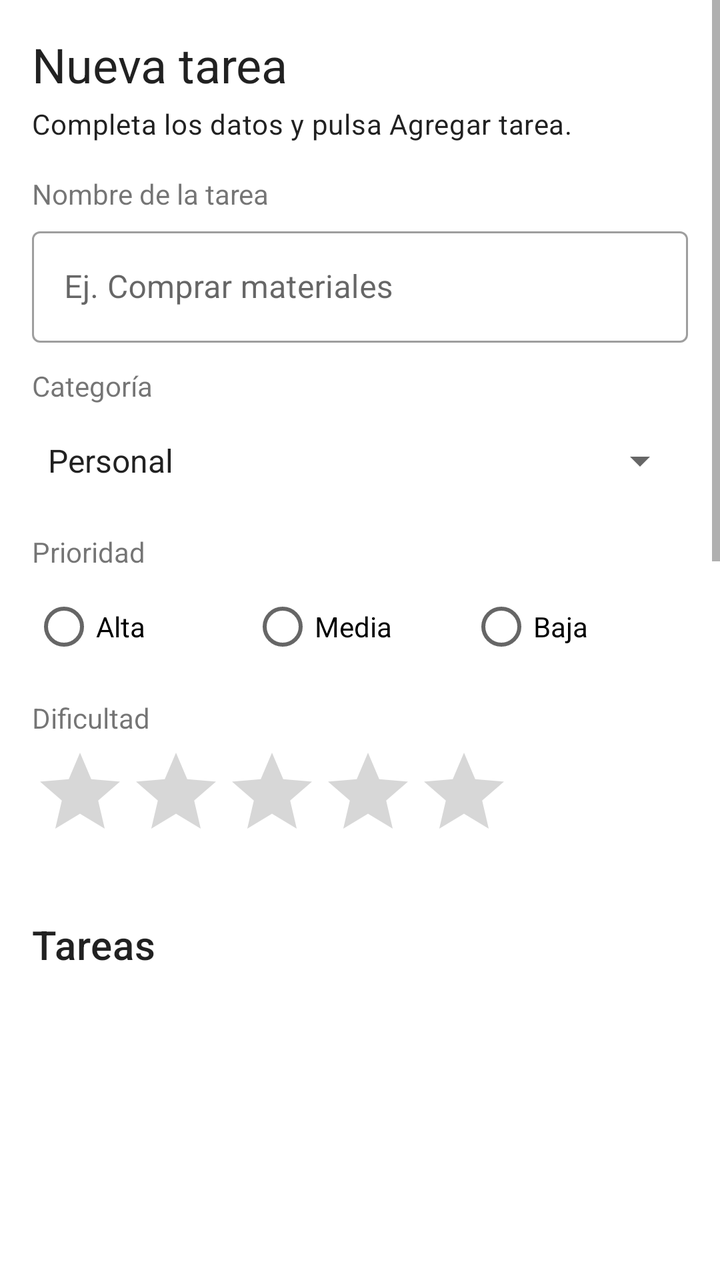
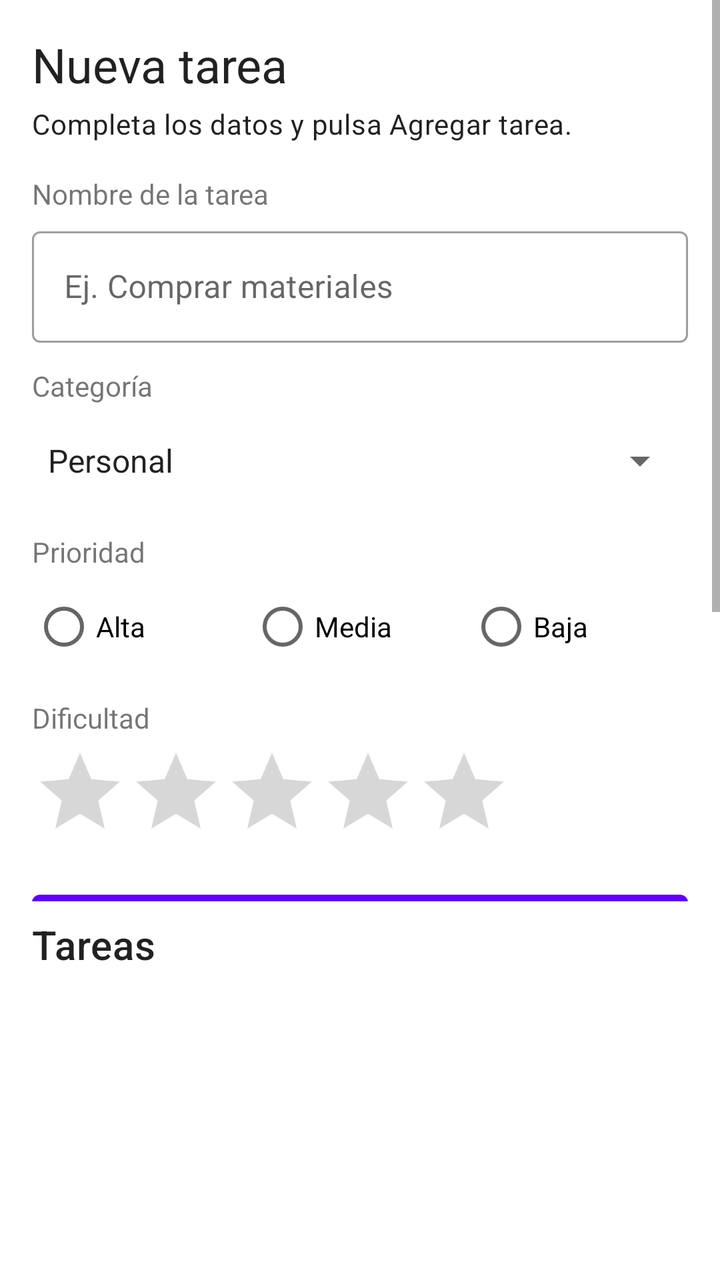

Two renders of the same Android screen: before a commit and after it. Below are the layout's source before the change and the commit's diff.
<!-- AndroidManifest.xml: application theme Theme.TaskMaster -->
<!-- res/layout/activity_task.xml -->
<?xml version="1.0" encoding="utf-8"?>
<androidx.constraintlayout.widget.ConstraintLayout xmlns:android="http://schemas.android.com/apk/res/android"
    xmlns:app="http://schemas.android.com/apk/res-auto"
    android:id="@+id/mainTask"
    android:layout_width="match_parent"
    android:layout_height="match_parent">

    <LinearLayout
        android:id="@+id/llContenidoTask"
        android:layout_width="0dp"
        android:layout_height="0dp"
        android:orientation="vertical"
        app:layout_constraintBottom_toBottomOf="parent"
        app:layout_constraintEnd_toEndOf="parent"
        app:layout_constraintStart_toStartOf="parent"
        app:layout_constraintTop_toTopOf="parent">

        <ScrollView
            android:id="@+id/scrollFormulario"
            android:layout_width="match_parent"
            android:layout_height="0dp"
            android:layout_weight="3"
            android:fillViewport="true">

            <LinearLayout
                android:id="@+id/llFormulario"
                android:layout_width="match_parent"
                android:layout_height="wrap_content"
                android:orientation="vertical"
                android:padding="16dp">

                <TextView
                    android:layout_width="wrap_content"
                    android:layout_height="wrap_content"
                    android:text="@string/task_form_title"
                    android:textAppearance="@style/TextAppearance.MaterialComponents.Headline5" />

                <TextView
                    android:layout_width="wrap_content"
                    android:layout_height="wrap_content"
                    android:layout_marginTop="4dp"
                    android:layout_marginBottom="16dp"
                    android:text="@string/task_form_help"
                    android:textAppearance="@style/TextAppearance.MaterialComponents.Body2" />

                <TextView
                    android:layout_width="wrap_content"
                    android:layout_height="wrap_content"
                    android:labelFor="@id/etNombreTarea"
                    android:text="@string/task_name_label" />

                <com.google.android.material.textfield.TextInputLayout
                    style="@style/Widget.MaterialComponents.TextInputLayout.OutlinedBox"
                    android:layout_width="match_parent"
                    android:layout_height="wrap_content"
                    android:layout_marginTop="4dp"
                    android:layout_marginBottom="12dp">

                    <com.google.android.material.textfield.TextInputEditText
                        android:id="@+id/etNombreTarea"
                        android:layout_width="match_parent"
                        android:layout_height="wrap_content"
                        android:hint="@string/task_name_hint"
                        android:imeOptions="actionDone"
                        android:inputType="textCapSentences|text"
                        android:singleLine="true" />
                </com.google.android.material.textfield.TextInputLayout>

                <TextView
                    android:layout_width="wrap_content"
                    android:layout_height="wrap_content"
                    android:labelFor="@id/spinnerCategoria"
                    android:text="@string/task_category_label" />

                <Spinner
                    android:id="@+id/spinnerCategoria"
                    android:layout_width="match_parent"
                    android:layout_height="48dp"
                    android:layout_marginTop="4dp"
                    android:layout_marginBottom="12dp"
                    android:entries="@array/task_categories" />

                <TextView
                    android:layout_width="wrap_content"
                    android:layout_height="wrap_content"
                    android:text="@string/task_priority_label" />

                <RadioGroup
                    android:id="@+id/rgPrioridad"
                    android:layout_width="match_parent"
                    android:layout_height="wrap_content"
                    android:layout_marginTop="4dp"
                    android:layout_marginBottom="12dp"
                    android:orientation="horizontal">

                    <RadioButton
                        android:id="@+id/rbAlta"
                        android:layout_width="0dp"
                        android:layout_height="wrap_content"
                        android:layout_weight="1"
                        android:text="@string/task_priority_high" />

                    <RadioButton
                        android:id="@+id/rbMedia"
                        android:layout_width="0dp"
                        android:layout_height="wrap_content"
                        android:layout_weight="1"
                        android:text="@string/task_priority_medium" />

                    <RadioButton
                        android:id="@+id/rbBaja"
                        android:layout_width="0dp"
                        android:layout_height="wrap_content"
                        android:layout_weight="1"
                        android:text="@string/task_priority_low" />
                </RadioGroup>

                <TextView
                    android:layout_width="wrap_content"
                    android:layout_height="wrap_content"
                    android:labelFor="@id/ratingDificultad"
                    android:text="@string/task_difficulty_label" />

                <RatingBar
                    android:id="@+id/ratingDificultad"
                    android:layout_width="wrap_content"
                    android:layout_height="wrap_content"
                    android:layout_marginTop="4dp"
                    android:layout_marginBottom="12dp"
                    android:numStars="5"
                    android:rating="0"
                    android:stepSize="1.0" />

                <CheckBox
                    android:id="@+id/cbCompletada"
                    android:layout_width="wrap_content"
                    android:layout_height="wrap_content"
                    android:layout_marginBottom="12dp"
                    android:checked="false"
                    android:text="@string/task_completed_checkbox" />

                <com.google.android.material.button.MaterialButton
                    android:id="@+id/btnAgregarTarea"
                    android:layout_width="match_parent"
                    android:layout_height="wrap_content"
                    android:layout_marginBottom="16dp"
                    android:text="@string/task_add_button" />

                <TextView
                    android:layout_width="wrap_content"
                    android:layout_height="wrap_content"
                    android:layout_marginBottom="8dp"
                    android:text="@string/task_summary_title"
                    android:textAppearance="@style/TextAppearance.MaterialComponents.Headline6" />

                <TableLayout
                    android:id="@+id/tableResumen"
                    android:layout_width="match_parent"
                    android:layout_height="wrap_content"
                    android:layout_marginBottom="12dp"
                    android:stretchColumns="*">

                    <TableRow>

                        <TextView
                            android:layout_width="wrap_content"
                            android:layout_height="wrap_content"
                            android:gravity="center"
                            android:text="@string/task_summary_total"
                            android:textStyle="bold" />

                        <TextView
                            android:layout_width="wrap_content"
                            android:layout_height="wrap_content"
                            android:gravity="center"
                            android:text="@string/task_summary_completed"
                            android:textStyle="bold" />

                        <TextView
                            android:layout_width="wrap_content"
                            android:layout_height="wrap_content"
                            android:gravity="center"
                            android:text="@string/task_summary_pending"
                            android:textStyle="bold" />
                    </TableRow>

                    <TableRow>

                        <TextView
                            android:id="@+id/tvTotalValor"
                            android:layout_width="wrap_content"
                            android:layout_height="wrap_content"
                            android:gravity="center"
                            android:text="@string/task_initial_count"
                            android:textAppearance="@style/TextAppearance.MaterialComponents.Headline6" />

                        <TextView
                            android:id="@+id/tvCompletadasValor"
                            android:layout_width="wrap_content"
                            android:layout_height="wrap_content"
                            android:gravity="center"
                            android:text="@string/task_initial_count"
                            android:textAppearance="@style/TextAppearance.MaterialComponents.Headline6" />

                        <TextView
                            android:id="@+id/tvPendientesValor"
                            android:layout_width="wrap_content"
                            android:layout_height="wrap_content"
                            android:gravity="center"
                            android:text="@string/task_initial_count"
                            android:textAppearance="@style/TextAppearance.MaterialComponents.Headline6" />
                    </TableRow>
                </TableLayout>

                <TextView
                    android:layout_width="wrap_content"
                    android:layout_height="wrap_content"
                    android:layout_marginBottom="4dp"
                    android:text="@string/task_progress_label"
                    android:textAppearance="@style/TextAppearance.MaterialComponents.Body1" />

                <ProgressBar
                    android:id="@+id/progressCompletadas"
                    style="?android:attr/progressBarStyleHorizontal"
                    android:layout_width="match_parent"
                    android:layout_height="wrap_content"
                    android:layout_marginBottom="8dp"
                    android:indeterminate="false"
                    android:max="100"
                    android:min="0"
                    android:progress="0" />
            </LinearLayout>
        </ScrollView>

        <TextView
            android:id="@+id/tvTituloLista"
            android:layout_width="match_parent"
            android:layout_height="wrap_content"
            android:paddingStart="16dp"
            android:paddingTop="8dp"
            android:paddingEnd="16dp"
            android:paddingBottom="4dp"
            android:text="@string/task_list_title"
            android:textAppearance="@style/TextAppearance.MaterialComponents.Headline6" />

        <androidx.recyclerview.widget.RecyclerView
            android:id="@+id/rvTareas"
            android:layout_width="match_parent"
            android:layout_height="0dp"
            android:layout_weight="1"
            android:clipToPadding="false"
            android:paddingStart="16dp"
            android:paddingEnd="16dp" />
    </LinearLayout>

</androidx.constraintlayout.widget.ConstraintLayout>
<!-- resources referenced by this layout -->
<resources>
  <string-array name="task_categories">
          <item>Personal</item>
          <item>Estudio</item>
          <item>Trabajo</item>
      </string-array>
  <string name="task_add_button">Agregar tarea</string>
  <string name="task_category_label">Categoría</string>
  <string name="task_completed_checkbox">Completada</string>
  <string name="task_difficulty_label">Dificultad</string>
  <string name="task_form_help">Completa los datos y pulsa Agregar tarea.</string>
  <string name="task_form_title">Nueva tarea</string>
  <string name="task_initial_count">0</string>
  <string name="task_list_title">Tareas</string>
  <string name="task_name_hint">Ej. Comprar materiales</string>
  <string name="task_name_label">Nombre de la tarea</string>
  <string name="task_priority_high">Alta</string>
  <string name="task_priority_label">Prioridad</string>
  <string name="task_priority_low">Baja</string>
  <string name="task_priority_medium">Media</string>
  <string name="task_progress_label">Progreso de tareas completadas</string>
  <string name="task_summary_completed">Completadas</string>
  <string name="task_summary_pending">Pendientes</string>
  <string name="task_summary_title">Resumen</string>
  <string name="task_summary_total">Total</string>
  <style name="Theme.TaskMaster" parent="Theme.MaterialComponents.DayNight.NoActionBar" />
</resources>

<!-- the commit's change to res/layout/activity_task.xml (unified diff, before → after) -->
@@ -130,14 +130,6 @@
                     android:numStars="5"
                     android:rating="0"
                     android:stepSize="1.0" />
-
-                <CheckBox
-                    android:id="@+id/cbCompletada"
-                    android:layout_width="wrap_content"
-                    android:layout_height="wrap_content"
-                    android:layout_marginBottom="12dp"
-                    android:checked="false"
-                    android:text="@string/task_completed_checkbox" />
 
                 <com.google.android.material.button.MaterialButton
                     android:id="@+id/btnAgregarTarea"
<!-- resource entries referenced after the edit -->
@@ -7,7 +7,6 @@
       </string-array>
   <string name="task_add_button">Agregar tarea</string>
   <string name="task_category_label">Categoría</string>
-  <string name="task_completed_checkbox">Completada</string>
   <string name="task_difficulty_label">Dificultad</string>
   <string name="task_form_help">Completa los datos y pulsa Agregar tarea.</string>
   <string name="task_form_title">Nueva tarea</string>
